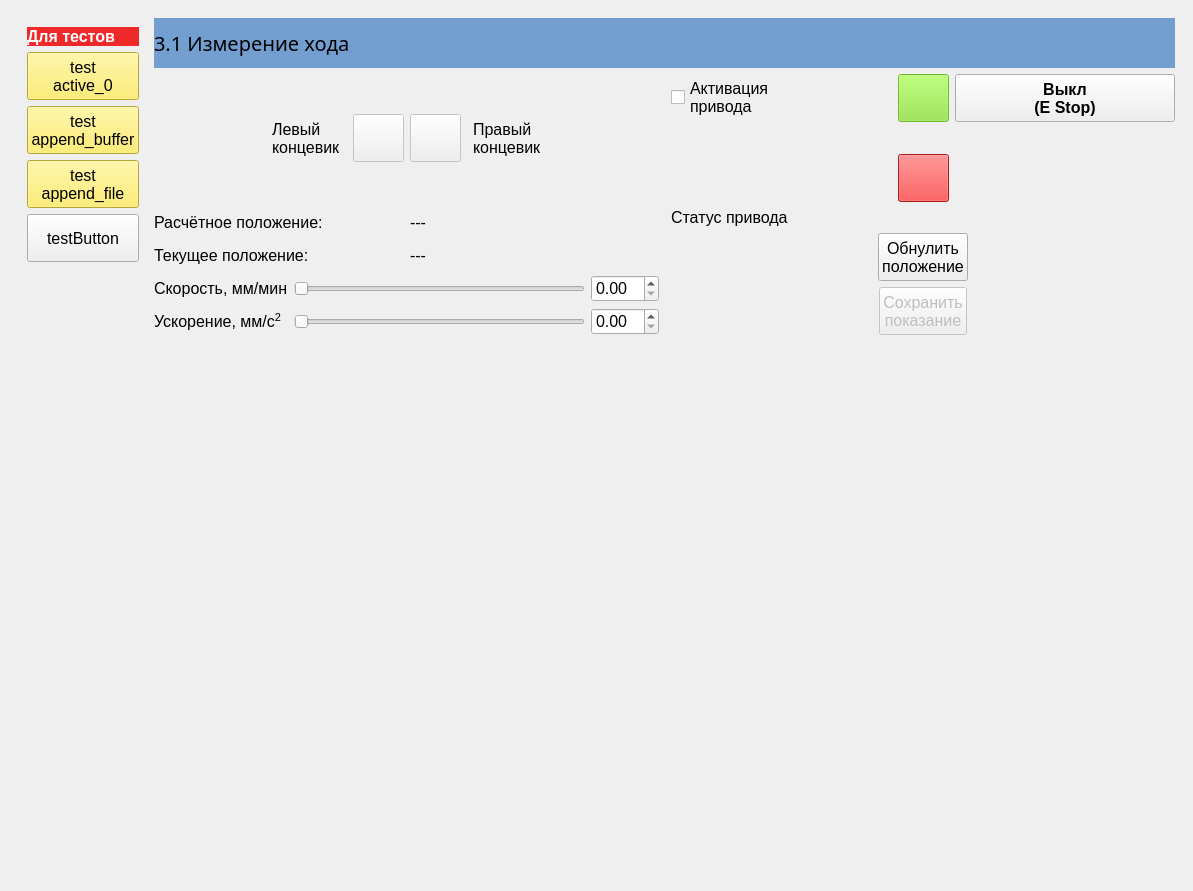
Ornstein89/BallScrewControl_QtVCP, file BallScrewVCP1.ui: the form before one commit.
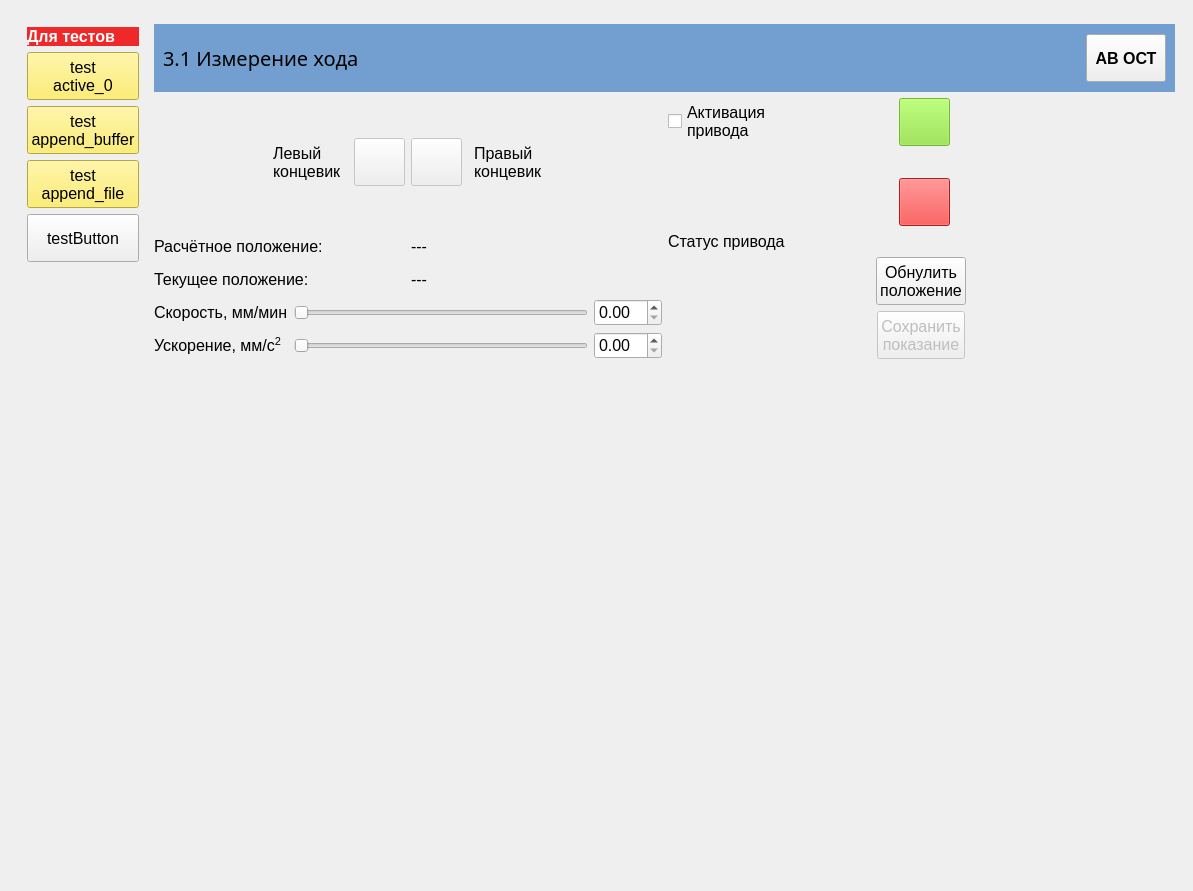
The form after the commit. Icons and pictures are not drawn. Custom widgets are drawn as their Qt base class.

What changed in the file:
```diff
--- a/BallScrewVCP1.ui
+++ b/BallScrewVCP1.ui
@@ -45,270 +45,7 @@
       </property>
       <widget class="QWidget" name="page31">
        <layout class="QGridLayout" name="gridLayout_8">
-        <item row="0" column="1" colspan="3">
-         <widget class="QLabel" name="label_134">
-          <property name="minimumSize">
-           <size>
-            <width>0</width>
-            <height>50</height>
-           </size>
-          </property>
-          <property name="maximumSize">
-           <size>
-            <width>16777215</width>
-            <height>50</height>
-           </size>
-          </property>
-          <property name="styleSheet">
-           <string notr="true">background-color: rgb(114, 159, 207);
-font: 15pt bold;</string>
-          </property>
-          <property name="text">
-           <string>3.1 Измерение хода</string>
-          </property>
-          <property name="margin">
-           <number>5</number>
-          </property>
-         </widget>
-        </item>
-        <item row="1" column="1">
-         <layout class="QHBoxLayout" name="horizontalLayout_12">
-          <item>
-           <spacer name="horizontalSpacer">
-            <property name="orientation">
-             <enum>Qt::Horizontal</enum>
-            </property>
-            <property name="sizeHint" stdset="0">
-             <size>
-              <width>40</width>
-              <height>20</height>
-             </size>
-            </property>
-           </spacer>
-          </item>
-          <item>
-           <widget class="QLabel" name="label_55">
-            <property name="text">
-             <string>Левый
-концевик</string>
-            </property>
-           </widget>
-          </item>
-          <item>
-           <widget class="LED" name="ledSw1_31">
-            <property name="sizePolicy">
-             <sizepolicy hsizetype="Preferred" vsizetype="Preferred">
-              <horstretch>0</horstretch>
-              <verstretch>0</verstretch>
-             </sizepolicy>
-            </property>
-            <property name="diameter">
-             <number>20</number>
-            </property>
-           </widget>
-          </item>
-          <item>
-           <widget class="PushButton" name="btnJog_Minus31">
-            <property name="enabled">
-             <bool>false</bool>
-            </property>
-            <property name="icon">
-             <iconset>
-              <normaloff>resources/caret_left.png</normaloff>resources/caret_left.png</iconset>
-            </property>
-            <property name="iconSize">
-             <size>
-              <width>40</width>
-              <height>40</height>
-             </size>
-            </property>
-           </widget>
-          </item>
-          <item>
-           <widget class="PushButton" name="btnJog_Plus31">
-            <property name="enabled">
-             <bool>false</bool>
-            </property>
-            <property name="icon">
-             <iconset>
-              <normaloff>resources/caret_right.png</normaloff>resources/caret_right.png</iconset>
-            </property>
-            <property name="iconSize">
-             <size>
-              <width>40</width>
-              <height>40</height>
-             </size>
-            </property>
-           </widget>
-          </item>
-          <item>
-           <widget class="LED" name="ledSw2_31">
-            <property name="sizePolicy">
-             <sizepolicy hsizetype="Preferred" vsizetype="Preferred">
-              <horstretch>0</horstretch>
-              <verstretch>0</verstretch>
-             </sizepolicy>
-            </property>
-            <property name="diameter">
-             <number>20</number>
-            </property>
-           </widget>
-          </item>
-          <item>
-           <widget class="QLabel" name="label_56">
-            <property name="text">
-             <string>Правый
-концевик</string>
-            </property>
-           </widget>
-          </item>
-          <item>
-           <spacer name="horizontalSpacer_2">
-            <property name="orientation">
-             <enum>Qt::Horizontal</enum>
-            </property>
-            <property name="sizeHint" stdset="0">
-             <size>
-              <width>40</width>
-              <height>20</height>
-             </size>
-            </property>
-           </spacer>
-          </item>
-         </layout>
-        </item>
-        <item row="1" column="3">
-         <layout class="QGridLayout" name="gridLayout_40">
-          <item row="0" column="2">
-           <widget class="ActionButton" name="actionbutton">
-            <property name="styleSheet">
-             <string notr="true">font: bold;</string>
-            </property>
-            <property name="text">
-             <string>Выкл
-(E Stop)</string>
-            </property>
-            <property name="indicator_option" stdset="0">
-             <bool>true</bool>
-            </property>
-            <property name="indicator_status_option" stdset="0">
-             <bool>true</bool>
-            </property>
-            <property name="is_estopped_status" stdset="0">
-             <bool>true</bool>
-            </property>
-            <property name="estop_action" stdset="0">
-             <bool>true</bool>
-            </property>
-           </widget>
-          </item>
-          <item row="1" column="1">
-           <widget class="LED" name="ledOn31">
-            <property name="autoFillBackground">
-             <bool>true</bool>
-            </property>
-            <property name="diameter">
-             <number>20</number>
-            </property>
-            <property name="color">
-             <color>
-              <red>252</red>
-              <green>233</green>
-              <blue>79</blue>
-             </color>
-            </property>
-            <property name="off_color" stdset="0">
-             <color>
-              <red>252</red>
-              <green>233</green>
-              <blue>79</blue>
-             </color>
-            </property>
-           </widget>
-          </item>
-          <item row="2" column="1">
-           <widget class="PushButton" name="btnDevice_Off31">
-            <property name="styleSheet">
-             <string notr="true">background-color: rgb(239, 41, 41);</string>
-            </property>
-            <property name="icon">
-             <iconset>
-              <normaloff>resources/circle.png</normaloff>resources/circle.png</iconset>
-            </property>
-            <property name="iconSize">
-             <size>
-              <width>40</width>
-              <height>40</height>
-             </size>
-            </property>
-            <property name="checkable">
-             <bool>false</bool>
-            </property>
-            <property name="checked">
-             <bool>false</bool>
-            </property>
-           </widget>
-          </item>
-          <item row="1" column="2">
-           <spacer name="horizontalSpacer_23">
-            <property name="orientation">
-             <enum>Qt::Horizontal</enum>
-            </property>
-            <property name="sizeHint" stdset="0">
-             <size>
-              <width>40</width>
-              <height>20</height>
-             </size>
-            </property>
-           </spacer>
-          </item>
-          <item row="1" column="0">
-           <spacer name="horizontalSpacer_22">
-            <property name="orientation">
-             <enum>Qt::Horizontal</enum>
-            </property>
-            <property name="sizeHint" stdset="0">
-             <size>
-              <width>40</width>
-              <height>20</height>
-             </size>
-            </property>
-           </spacer>
-          </item>
-          <item row="0" column="1">
-           <widget class="PushButton" name="btnDevice_On31">
-            <property name="enabled">
-             <bool>false</bool>
-            </property>
-            <property name="styleSheet">
-             <string notr="true">background-color: rgb(138, 226, 52);</string>
-            </property>
-            <property name="icon">
-             <iconset>
-              <normaloff>resources/vertical_line.png</normaloff>resources/vertical_line.png</iconset>
-            </property>
-            <property name="iconSize">
-             <size>
-              <width>40</width>
-              <height>40</height>
-             </size>
-            </property>
-            <property name="checkable">
-             <bool>false</bool>
-            </property>
-           </widget>
-          </item>
-          <item row="0" column="0">
-           <widget class="CheckBox" name="chkActivation31">
-            <property name="text">
-             <string>Активация
-привода</string>
-            </property>
-           </widget>
-          </item>
-         </layout>
-        </item>
-        <item row="2" column="1">
+        <item row="3" column="1">
          <layout class="QGridLayout" name="gridLayout_9" columnstretch="0,0">
           <item row="0" column="0">
            <widget class="QLabel" name="label_50">
@@ -340,74 +77,7 @@
           </item>
          </layout>
         </item>
-        <item row="2" column="3" rowspan="2">
-         <layout class="QGridLayout" name="gridLayout_11">
-          <item row="0" column="0">
-           <widget class="QLabel" name="label_52">
-            <property name="text">
-             <string>Статус привода</string>
-            </property>
-           </widget>
-          </item>
-          <item row="0" column="1">
-           <widget class="LED" name="ledPos_Alarm31"/>
-          </item>
-          <item row="2" column="0" colspan="2" alignment="Qt::AlignHCenter">
-           <widget class="PushButton" name="btnLog_Trigger31">
-            <property name="enabled">
-             <bool>false</bool>
-            </property>
-            <property name="sizePolicy">
-             <sizepolicy hsizetype="Fixed" vsizetype="Fixed">
-              <horstretch>0</horstretch>
-              <verstretch>0</verstretch>
-             </sizepolicy>
-            </property>
-            <property name="text">
-             <string>Сохранить
-показание</string>
-            </property>
-            <property name="indicator_HAL_pin_option" stdset="0">
-             <bool>false</bool>
-            </property>
-           </widget>
-          </item>
-          <item row="1" column="0" colspan="2" alignment="Qt::AlignHCenter">
-           <widget class="PushButton" name="btnResetPosition31">
-            <property name="enabled">
-             <bool>true</bool>
-            </property>
-            <property name="sizePolicy">
-             <sizepolicy hsizetype="Fixed" vsizetype="Fixed">
-              <horstretch>0</horstretch>
-              <verstretch>0</verstretch>
-             </sizepolicy>
-            </property>
-            <property name="text">
-             <string>Обнулить
-положение</string>
-            </property>
-            <property name="indicator_HAL_pin_option" stdset="0">
-             <bool>false</bool>
-            </property>
-           </widget>
-          </item>
-         </layout>
-        </item>
-        <item row="5" column="1">
-         <spacer name="verticalSpacer_8">
-          <property name="orientation">
-           <enum>Qt::Vertical</enum>
-          </property>
-          <property name="sizeHint" stdset="0">
-           <size>
-            <width>20</width>
-            <height>40</height>
-           </size>
-          </property>
-         </spacer>
-        </item>
-        <item row="3" column="1">
+        <item row="4" column="1">
          <layout class="QGridLayout" name="gridLayout_10">
           <item row="0" column="2">
            <widget class="QDoubleSpinBox" name="spnVelocity31"/>
@@ -536,6 +206,358 @@
           </layout>
          </widget>
         </item>
+        <item row="2" column="2">
+         <layout class="QGridLayout" name="gridLayout_40">
+          <item row="1" column="1">
+           <widget class="LED" name="ledOn31">
+            <property name="autoFillBackground">
+             <bool>true</bool>
+            </property>
+            <property name="diameter">
+             <number>20</number>
+            </property>
+            <property name="color">
+             <color>
+              <red>252</red>
+              <green>233</green>
+              <blue>79</blue>
+             </color>
+            </property>
+            <property name="off_color" stdset="0">
+             <color>
+              <red>252</red>
+              <green>233</green>
+              <blue>79</blue>
+             </color>
+            </property>
+           </widget>
+          </item>
+          <item row="2" column="1">
+           <widget class="PushButton" name="btnDevice_Off31">
+            <property name="styleSheet">
+             <string notr="true">background-color: rgb(239, 41, 41);</string>
+            </property>
+            <property name="icon">
+             <iconset>
+              <normaloff>resources/circle.png</normaloff>resources/circle.png</iconset>
+            </property>
+            <property name="iconSize">
+             <size>
+              <width>40</width>
+              <height>40</height>
+             </size>
+            </property>
+            <property name="checkable">
+             <bool>false</bool>
+            </property>
+            <property name="checked">
+             <bool>false</bool>
+            </property>
+           </widget>
+          </item>
+          <item row="1" column="2">
+           <spacer name="horizontalSpacer_23">
+            <property name="orientation">
+             <enum>Qt::Horizontal</enum>
+            </property>
+            <property name="sizeHint" stdset="0">
+             <size>
+              <width>40</width>
+              <height>20</height>
+             </size>
+            </property>
+           </spacer>
+          </item>
+          <item row="1" column="0">
+           <spacer name="horizontalSpacer_22">
+            <property name="orientation">
+             <enum>Qt::Horizontal</enum>
+            </property>
+            <property name="sizeHint" stdset="0">
+             <size>
+              <width>40</width>
+              <height>20</height>
+             </size>
+            </property>
+           </spacer>
+          </item>
+          <item row="0" column="1">
+           <widget class="PushButton" name="btnDevice_On31">
+            <property name="enabled">
+             <bool>false</bool>
+            </property>
+            <property name="styleSheet">
+             <string notr="true">background-color: rgb(138, 226, 52);</string>
+            </property>
+            <property name="icon">
+             <iconset>
+              <normaloff>resources/vertical_line.png</normaloff>resources/vertical_line.png</iconset>
+            </property>
+            <property name="iconSize">
+             <size>
+              <width>40</width>
+              <height>40</height>
+             </size>
+            </property>
+            <property name="checkable">
+             <bool>false</bool>
+            </property>
+           </widget>
+          </item>
+          <item row="0" column="0">
+           <widget class="CheckBox" name="chkActivation31">
+            <property name="text">
+             <string>Активация
+привода</string>
+            </property>
+           </widget>
+          </item>
+         </layout>
+        </item>
+        <item row="2" column="1">
+         <layout class="QHBoxLayout" name="horizontalLayout_12">
+          <item>
+           <spacer name="horizontalSpacer">
+            <property name="orientation">
+             <enum>Qt::Horizontal</enum>
+            </property>
+            <property name="sizeHint" stdset="0">
+             <size>
+              <width>40</width>
+              <height>20</height>
+             </size>
+            </property>
+           </spacer>
+          </item>
+          <item>
+           <widget class="QLabel" name="label_55">
+            <property name="text">
+             <string>Левый
+концевик</string>
+            </property>
+           </widget>
+          </item>
+          <item>
+           <widget class="LED" name="ledSw1_31">
+            <property name="sizePolicy">
+             <sizepolicy hsizetype="Preferred" vsizetype="Preferred">
+              <horstretch>0</horstretch>
+              <verstretch>0</verstretch>
+             </sizepolicy>
+            </property>
+            <property name="diameter">
+             <number>20</number>
+            </property>
+           </widget>
+          </item>
+          <item>
+           <widget class="PushButton" name="btnJog_Minus31">
+            <property name="enabled">
+             <bool>false</bool>
+            </property>
+            <property name="icon">
+             <iconset>
+              <normaloff>resources/caret_left.png</normaloff>resources/caret_left.png</iconset>
+            </property>
+            <property name="iconSize">
+             <size>
+              <width>40</width>
+              <height>40</height>
+             </size>
+            </property>
+           </widget>
+          </item>
+          <item>
+           <widget class="PushButton" name="btnJog_Plus31">
+            <property name="enabled">
+             <bool>false</bool>
+            </property>
+            <property name="icon">
+             <iconset>
+              <normaloff>resources/caret_right.png</normaloff>resources/caret_right.png</iconset>
+            </property>
+            <property name="iconSize">
+             <size>
+              <width>40</width>
+              <height>40</height>
+             </size>
+            </property>
+           </widget>
+          </item>
+          <item>
+           <widget class="LED" name="ledSw2_31">
+            <property name="sizePolicy">
+             <sizepolicy hsizetype="Preferred" vsizetype="Preferred">
+              <horstretch>0</horstretch>
+              <verstretch>0</verstretch>
+             </sizepolicy>
+            </property>
+            <property name="diameter">
+             <number>20</number>
+            </property>
+           </widget>
+          </item>
+          <item>
+           <widget class="QLabel" name="label_56">
+            <property name="text">
+             <string>Правый
+концевик</string>
+            </property>
+           </widget>
+          </item>
+          <item>
+           <spacer name="horizontalSpacer_2">
+            <property name="orientation">
+             <enum>Qt::Horizontal</enum>
+            </property>
+            <property name="sizeHint" stdset="0">
+             <size>
+              <width>40</width>
+              <height>20</height>
+             </size>
+            </property>
+           </spacer>
+          </item>
+         </layout>
+        </item>
+        <item row="3" column="2" rowspan="2">
+         <layout class="QGridLayout" name="gridLayout_11">
+          <item row="0" column="0">
+           <widget class="QLabel" name="label_52">
+            <property name="text">
+             <string>Статус привода</string>
+            </property>
+           </widget>
+          </item>
+          <item row="0" column="1">
+           <widget class="LED" name="ledPos_Alarm31"/>
+          </item>
+          <item row="2" column="0" colspan="2" alignment="Qt::AlignHCenter">
+           <widget class="PushButton" name="btnLog_Trigger31">
+            <property name="enabled">
+             <bool>false</bool>
+            </property>
+            <property name="sizePolicy">
+             <sizepolicy hsizetype="Fixed" vsizetype="Fixed">
+              <horstretch>0</horstretch>
+              <verstretch>0</verstretch>
+             </sizepolicy>
+            </property>
+            <property name="text">
+             <string>Сохранить
+показание</string>
+            </property>
+            <property name="indicator_HAL_pin_option" stdset="0">
+             <bool>false</bool>
+            </property>
+           </widget>
+          </item>
+          <item row="1" column="0" colspan="2" alignment="Qt::AlignHCenter">
+           <widget class="PushButton" name="btnResetPosition31">
+            <property name="enabled">
+             <bool>true</bool>
+            </property>
+            <property name="sizePolicy">
+             <sizepolicy hsizetype="Fixed" vsizetype="Fixed">
+              <horstretch>0</horstretch>
+              <verstretch>0</verstretch>
+             </sizepolicy>
+            </property>
+            <property name="text">
+             <string>Обнулить
+положение</string>
+            </property>
+            <property name="indicator_HAL_pin_option" stdset="0">
+             <bool>false</bool>
+            </property>
+           </widget>
+          </item>
+         </layout>
+        </item>
+        <item row="6" column="1">
+         <spacer name="verticalSpacer_8">
+          <property name="orientation">
+           <enum>Qt::Vertical</enum>
+          </property>
+          <property name="sizeHint" stdset="0">
+           <size>
+            <width>20</width>
+            <height>40</height>
+           </size>
+          </property>
+         </spacer>
+        </item>
+        <item row="1" column="1" colspan="2">
+         <widget class="QWidget" name="wgtHeader" native="true">
+          <property name="styleSheet">
+           <string notr="true">QWidget#wgtHeader {
+	background-color: rgb(114, 159, 207);
+}</string>
+          </property>
+          <layout class="QGridLayout" name="gridLayout_3">
+           <item row="0" column="1">
+            <spacer name="horizontalSpacer_3">
+             <property name="orientation">
+              <enum>Qt::Horizontal</enum>
+             </property>
+             <property name="sizeHint" stdset="0">
+              <size>
+               <width>40</width>
+               <height>20</height>
+              </size>
+             </property>
+            </spacer>
+           </item>
+           <item row="0" column="2">
+            <widget class="ActionButton" name="actionbutton">
+             <property name="styleSheet">
+              <string notr="true">font: bold;</string>
+             </property>
+             <property name="text">
+              <string>АВ ОСТ</string>
+             </property>
+             <property name="indicator_option" stdset="0">
+              <bool>true</bool>
+             </property>
+             <property name="indicator_status_option" stdset="0">
+              <bool>true</bool>
+             </property>
+             <property name="is_estopped_status" stdset="0">
+              <bool>true</bool>
+             </property>
+             <property name="estop_action" stdset="0">
+              <bool>true</bool>
+             </property>
+            </widget>
+           </item>
+           <item row="0" column="0">
+            <widget class="QLabel" name="label_134">
+             <property name="minimumSize">
+              <size>
+               <width>0</width>
+               <height>50</height>
+              </size>
+             </property>
+             <property name="maximumSize">
+              <size>
+               <width>16777215</width>
+               <height>50</height>
+              </size>
+             </property>
+             <property name="styleSheet">
+              <string notr="true">font: 15pt bold;</string>
+             </property>
+             <property name="text">
+              <string>3.1 Измерение хода</string>
+             </property>
+             <property name="margin">
+              <number>5</number>
+             </property>
+            </widget>
+           </item>
+          </layout>
+         </widget>
+        </item>
        </layout>
       </widget>
      </widget>
```
Left out of the diff: 2 changed lines with no effect on the pictures.
